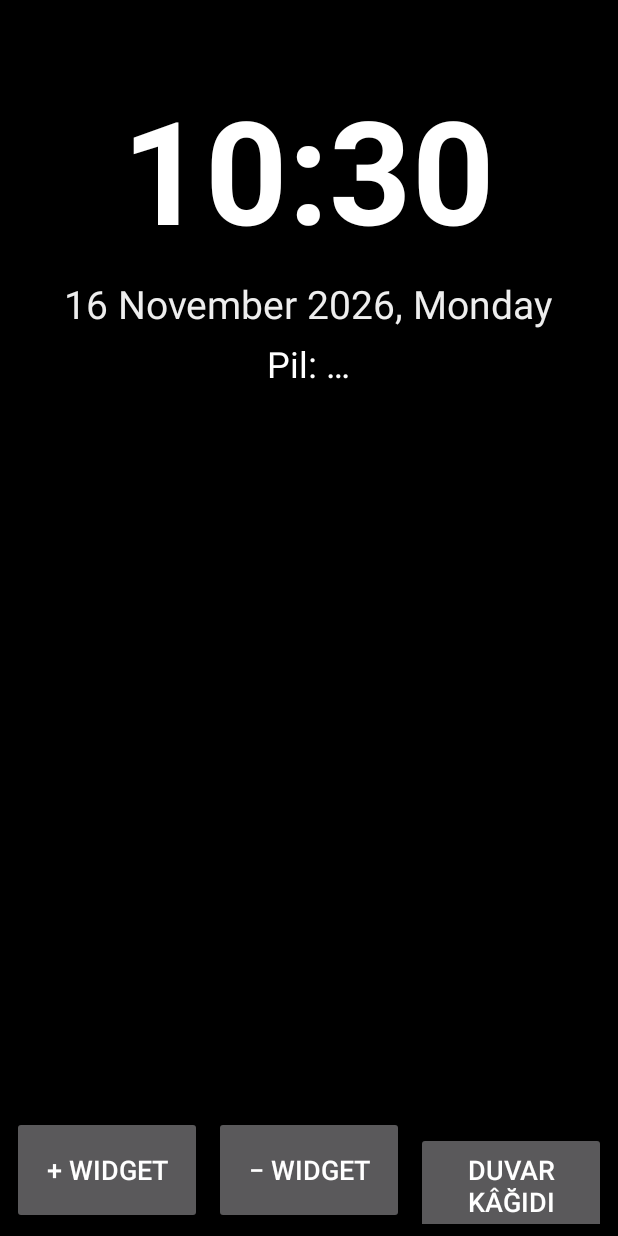
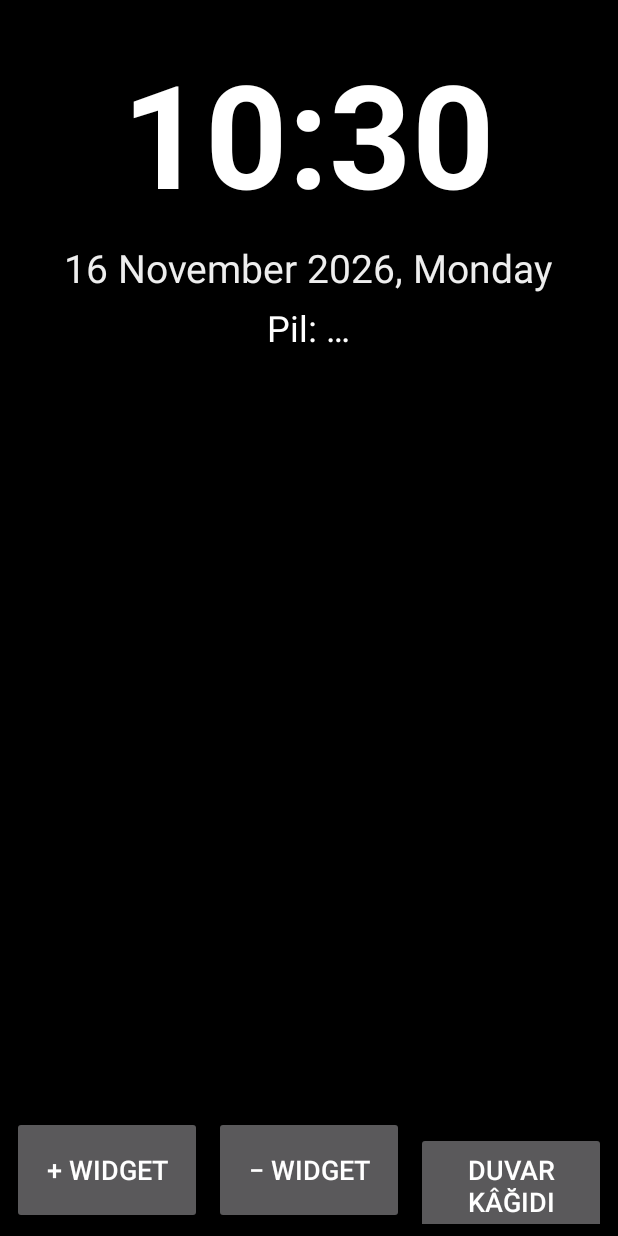
Before and after one commit to antepbolge-web/idebox-vitrin, an Android app: the screen it shows after launch (MainActivity), on a phone screen of 412 x 824 dp. Run offline under Robolectric (Android 15) with nearby library versions, the phone set to English and light mode, and no system bars.

Commit message:
Kilit ekranı: düğmeler gizli (saate uzun bas), ekran hep üstten başlar
Co-Authored-By: Claude Opus 5.5 <noreply@anthropic.com>
Claude-Session: https://claude.ai/code/session_01AxSkhKZScVXLRJp93D4pLM

```diff
--- a/kilit-ekrani/app/build.gradle.kts
+++ b/kilit-ekrani/app/build.gradle.kts
@@ -11,8 +11,8 @@ android {
         applicationId = "tr.kilitekrani"
         minSdk = 26
         targetSdk = 34
-        versionCode = 6
-        versionName = "0.6"
+        versionCode = 7
+        versionName = "0.7"
     }
 
     compileOptions {
--- a/kilit-ekrani/app/src/main/java/tr/kilitekrani/MainActivity.kt
+++ b/kilit-ekrani/app/src/main/java/tr/kilitekrani/MainActivity.kt
@@ -79,6 +79,13 @@ class MainActivity : Activity() {
         findViewById<Button>(R.id.widgetEkle).setOnClickListener { widgetSec() }
         findViewById<Button>(R.id.widgetKaldir).setOnClickListener { widgetKaldirmaListesi() }
         findViewById<Button>(R.id.duvarKagidi).setOnClickListener { duvarKagidiSec() }
+
+        // Düzenleme düğmeleri gizli; saate uzun basınca açılır/kapanır
+        val cubuk = findViewById<View>(R.id.duzenlemeCubugu)
+        findViewById<View>(R.id.saat).setOnLongClickListener {
+            cubuk.visibility = if (cubuk.visibility == View.VISIBLE) View.GONE else View.VISIBLE
+            true
+        }
 
         bekleyenWidget = savedInstanceState?.getInt("bekleyen", -1) ?: -1
         duvarKagidiniYukle()
@@ -233,6 +240,13 @@ class MainActivity : Activity() {
         }
         satiriKapat()
         widgetlariKaydet(gecerli)
+
+        // Hiç widget yoksa düzenleme düğmelerini göster, varsa gizle
+        findViewById<View>(R.id.duzenlemeCubugu).visibility =
+            if (gecerli.isEmpty()) View.VISIBLE else View.GONE
+        // Ekran her zaman en üstten (büyük saatten) başlasın
+        val kaydirma = findViewById<View>(R.id.kaydirma)
+        kaydirma.post { kaydirma.scrollTo(0, 0) }
     }
 
     // ---------- Widget ekleme ----------
--- a/kilit-ekrani/app/src/main/res/layout/activity_main.xml
+++ b/kilit-ekrani/app/src/main/res/layout/activity_main.xml
@@ -25,6 +25,7 @@
         android:orientation="vertical">
 
         <ScrollView
+            android:id="@+id/kaydirma"
             android:layout_width="match_parent"
             android:layout_height="0dp"
             android:layout_weight="1"
@@ -36,7 +37,7 @@
                 android:gravity="center_horizontal"
                 android:orientation="vertical"
                 android:paddingStart="16dp"
-                android:paddingTop="48dp"
+                android:paddingTop="24dp"
                 android:paddingEnd="16dp"
                 android:paddingBottom="16dp">
 
@@ -78,6 +79,7 @@
                 <!-- Seçilen widget'lar buraya eklenir -->
                 <LinearLayout
                     android:id="@+id/widgetAlani"
+                    android:descendantFocusability="blocksDescendants"
                     android:layout_width="match_parent"
                     android:layout_height="wrap_content"
                     android:layout_marginTop="24dp"
@@ -87,8 +89,10 @@
 
         <!-- Başparmakla erişilen büyük düğmeler -->
         <LinearLayout
+            android:id="@+id/duzenlemeCubugu"
             android:layout_width="match_parent"
             android:layout_height="wrap_content"
+            android:visibility="gone"
             android:background="#99000000"
             android:orientation="horizontal"
             android:padding="8dp">
```
